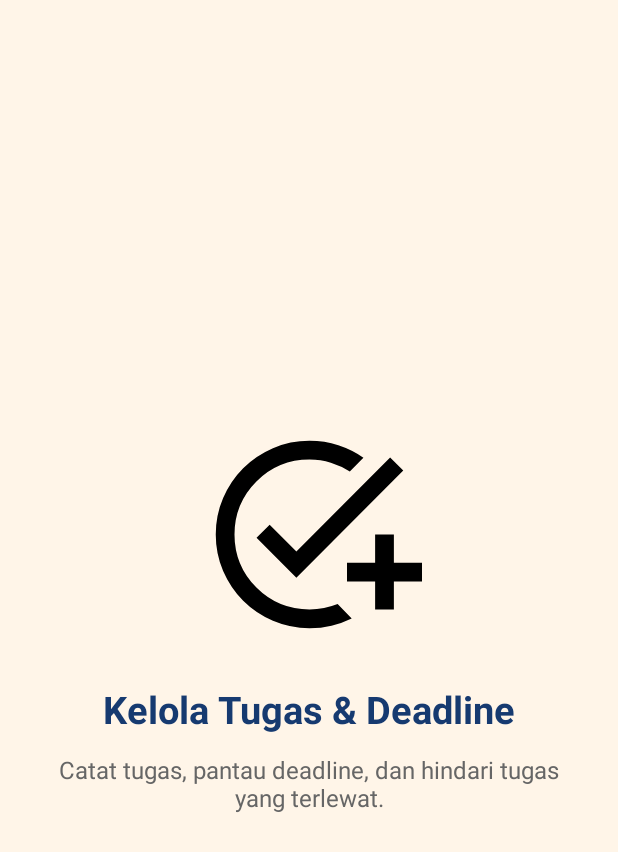
After one commit to mario123-lgtm/StudyMate-Mobile, an Android app: the fragment Onboarding2Fragment shown on its own in the app's theme, on a phone screen of 412 x 824 dp. The commit adds this screen. Shown: the top 852 px of the screen. Run offline under Robolectric (Android 15) with nearby library versions, the phone set to English and light mode, and no system bars.

Commit message:
Final StudyMate Pertemuan 12

```diff
--- a/app/build.gradle.kts
+++ b/app/build.gradle.kts
@@ -38,6 +38,8 @@ dependencies {
     implementation(libs.androidx.core.ktx)
     implementation(libs.material)
     testImplementation(libs.junit)
+    implementation("androidx.viewpager2:viewpager2:1.1.0")
+    implementation("com.tbuonomo:dotsindicator:5.1.0")
     androidTestImplementation(libs.androidx.espresso.core)
     androidTestImplementation(libs.androidx.junit)
 }
--- a/app/src/main/AndroidManifest.xml
+++ b/app/src/main/AndroidManifest.xml
@@ -77,6 +77,9 @@
         <receiver
             android:name=".ReminderReceiver"
             android:exported="false" />
+        <activity
+            android:name=".onboarding.OnboardingActivity"
+            android:exported="false" />
 
     </application>
 
--- /dev/null
+++ b/app/src/main/java/com/example/studymate/onboarding/Onboarding2Fragment.kt
@@ -0,0 +1,7 @@
+package com.example.studymate.onboarding
+
+import androidx.fragment.app.Fragment
+import com.example.studymate.R
+
+class Onboarding2Fragment :
+    Fragment(R.layout.fragment_onboarding2)
--- /dev/null
+++ b/app/src/main/res/layout/fragment_onboarding2.xml
@@ -0,0 +1,51 @@
+<?xml version="1.0" encoding="utf-8"?>
+<androidx.constraintlayout.widget.ConstraintLayout
+    xmlns:android="http://schemas.android.com/apk/res/android"
+    xmlns:app="http://schemas.android.com/apk/res-auto"
+    android:layout_width="match_parent"
+    android:layout_height="match_parent"
+    android:background="#FFF5E8">
+
+    <ImageView
+        android:id="@+id/imgOnboarding2"
+        android:layout_width="150dp"
+        android:layout_height="150dp"
+        android:src="@drawable/ic_task"
+        android:contentDescription="Tugas"
+        app:layout_constraintBottom_toTopOf="@id/tvTitle2"
+        app:layout_constraintEnd_toEndOf="parent"
+        app:layout_constraintStart_toStartOf="parent"
+        app:layout_constraintTop_toTopOf="parent"
+        app:layout_constraintVertical_chainStyle="packed" />
+
+    <TextView
+        android:id="@+id/tvTitle2"
+        android:layout_width="wrap_content"
+        android:layout_height="wrap_content"
+        android:layout_marginTop="24dp"
+        android:text="Kelola Tugas &amp; Deadline"
+        android:textColor="@color/studymate_navy"
+        android:textSize="25sp"
+        android:textStyle="bold"
+        app:layout_constraintBottom_toTopOf="@id/tvDescription2"
+        app:layout_constraintEnd_toEndOf="parent"
+        app:layout_constraintStart_toStartOf="parent"
+        app:layout_constraintTop_toBottomOf="@id/imgOnboarding2" />
+
+    <TextView
+        android:id="@+id/tvDescription2"
+        android:layout_width="0dp"
+        android:layout_height="wrap_content"
+        android:layout_marginStart="32dp"
+        android:layout_marginTop="12dp"
+        android:layout_marginEnd="32dp"
+        android:gravity="center"
+        android:text="Catat tugas, pantau deadline, dan hindari tugas yang terlewat."
+        android:textColor="#666666"
+        android:textSize="16sp"
+        app:layout_constraintBottom_toBottomOf="parent"
+        app:layout_constraintEnd_toEndOf="parent"
+        app:layout_constraintStart_toStartOf="parent"
+        app:layout_constraintTop_toBottomOf="@id/tvTitle2" />
+
+</androidx.constraintlayout.widget.ConstraintLayout>
```
Also changed, not shown: app/src/main/java/com/example/studymate/SplashScreenActivity.kt (+25 -1 lines), app/src/main/java/com/example/studymate/onboarding/Onboarding1Fragment.kt (added, +7 -0 lines), app/src/main/java/com/example/studymate/onboarding/Onboarding3Fragment.kt (added, +7 -0 lines), app/src/main/java/com/example/studymate/onboarding/OnboardingActivity.kt (added, +125 -0 lines), app/src/main/java/com/example/studymate/onboarding/OnboardingAdapter.kt (added, +26 -0 lines), app/src/main/res/drawable/bg_home_studymate.xml (added, +12 -0 lines), app/src/main/res/layout/activity_dashboard.xml (+21 -22 lines), app/src/main/res/layout/activity_onboarding.xml (added, +63 -0 lines), app/src/main/res/layout/fragment_onboarding1.xml (added, +51 -0 lines), app/src/main/res/layout/fragment_onboarding3.xml (added, +51 -0 lines).
